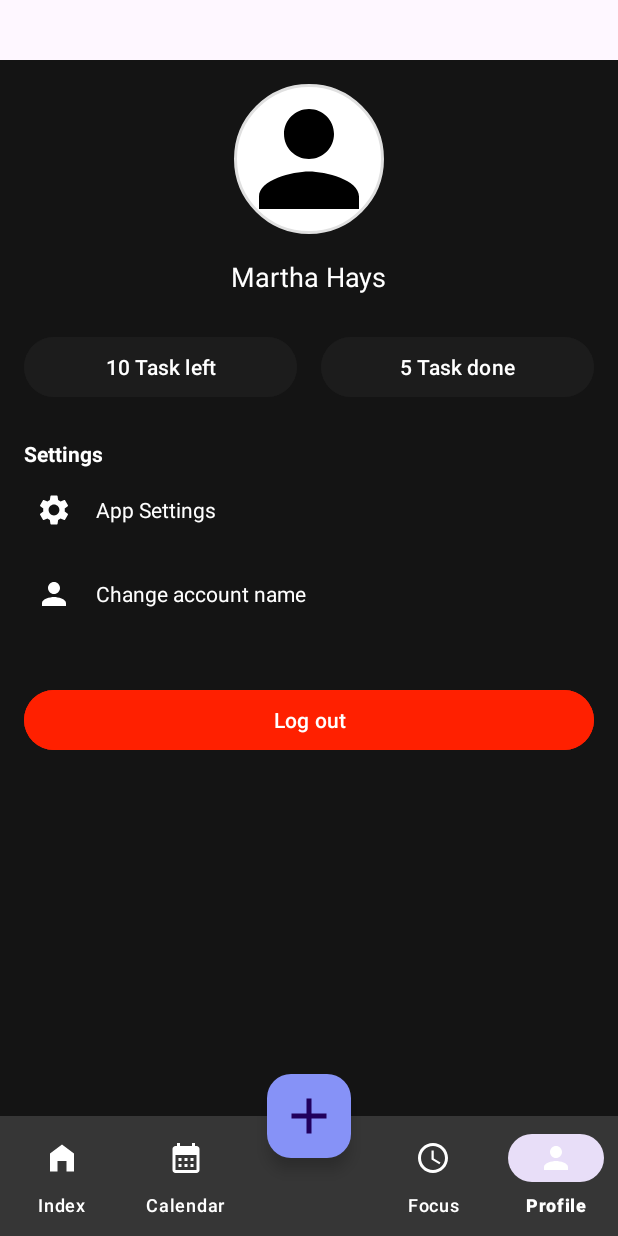
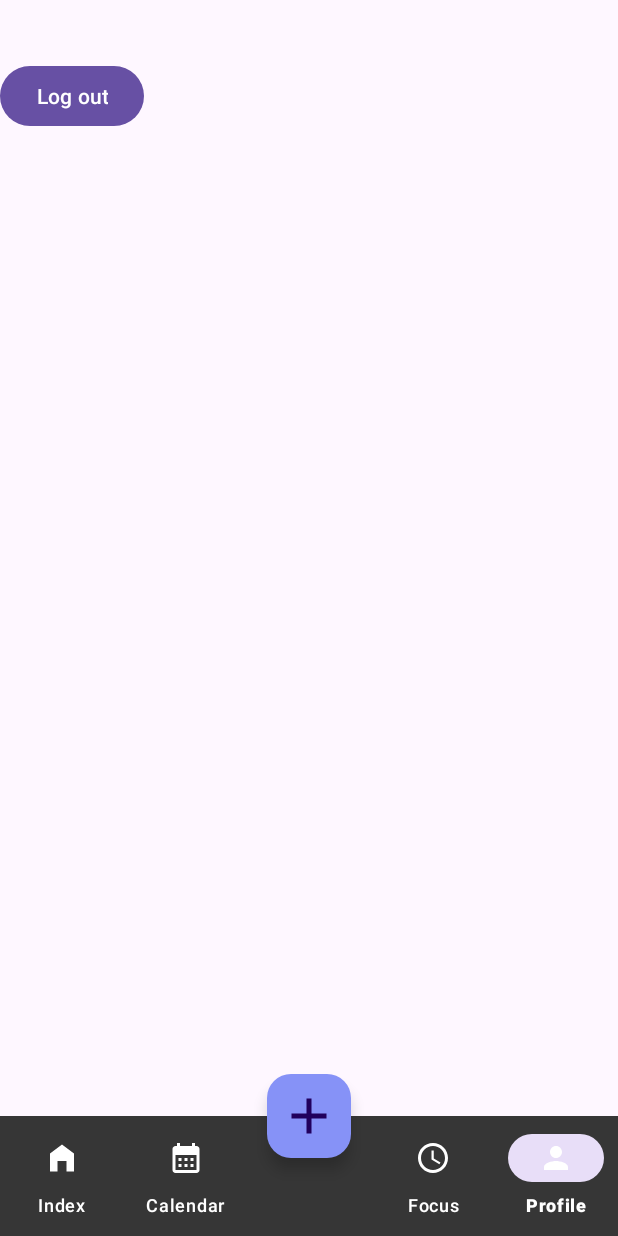
Before and after one commit to riojr100/Project_Kelompok3, an Android app: the screen it shows after launch once a user with an empty profile is signed in (FragmentActivity), item 5 of the bottom bar chosen, on a phone screen of 412 x 824 dp. Run offline under Robolectric (Android 15) with nearby library versions, the phone set to English and light mode, and no system bars; our stand-ins replace Firebase (no records; nobody signed in at launch, a user with empty details on screens opened directly).

Commit message:
Revert "Merge branch 'main' into kensu"
This reverts commit a256b279eac2033431d0dc9082b4a700e1be3508, reversing
changes made to 2f03df32e57dafdbc0b420ac8a1c08b8b2a50da7.

```diff
--- a/app/src/main/res/drawable/ic_settings.xml
+++ /dev/null
@@ -1,5 +0,0 @@
-<vector xmlns:android="http://schemas.android.com/apk/res/android" android:height="24dp" android:tint="#FFFFFF" android:viewportHeight="24" android:viewportWidth="24" android:width="24dp">
-
-    <path android:fillColor="@android:color/white" android:pathData="M19.14,12.94c0.04,-0.3 0.06,-0.61 0.06,-0.94c0,-0.32 -0.02,-0.64 -0.07,-0.94l2.03,-1.58c0.18,-0.14 0.23,-0.41 0.12,-0.61l-1.92,-3.32c-0.12,-0.22 -0.37,-0.29 -0.59,-0.22l-2.39,0.96c-0.5,-0.38 -1.03,-0.7 -1.62,-0.94L14.4,2.81c-0.04,-0.24 -0.24,-0.41 -0.48,-0.41h-3.84c-0.24,0 -0.43,0.17 -0.47,0.41L9.25,5.35C8.66,5.59 8.12,5.92 7.63,6.29L5.24,5.33c-0.22,-0.08 -0.47,0 -0.59,0.22L2.74,8.87C2.62,9.08 2.66,9.34 2.86,9.48l2.03,1.58C4.84,11.36 4.8,11.69 4.8,12s0.02,0.64 0.07,0.94l-2.03,1.58c-0.18,0.14 -0.23,0.41 -0.12,0.61l1.92,3.32c0.12,0.22 0.37,0.29 0.59,0.22l2.39,-0.96c0.5,0.38 1.03,0.7 1.62,0.94l0.36,2.54c0.05,0.24 0.24,0.41 0.48,0.41h3.84c0.24,0 0.44,-0.17 0.47,-0.41l0.36,-2.54c0.59,-0.24 1.13,-0.56 1.62,-0.94l2.39,0.96c0.22,0.08 0.47,0 0.59,-0.22l1.92,-3.32c0.12,-0.22 0.07,-0.47 -0.12,-0.61L19.14,12.94zM12,15.6c-1.98,0 -3.6,-1.62 -3.6,-3.6s1.62,-3.6 3.6,-3.6s3.6,1.62 3.6,3.6S13.98,15.6 12,15.6z"/>
-
-</vector>
--- a/app/src/main/res/drawable/profile_image_background.xml
+++ /dev/null
@@ -1,7 +0,0 @@
-<?xml version="1.0" encoding="utf-8"?>
-<!-- circular_image.xml -->
-<shape xmlns:android="http://schemas.android.com/apk/res/android">
-    <solid android:color="#FFFFFF" />
-    <corners android:radius="100dp" /> <!-- Membuat sudut gambar menjadi bulat -->
-    <stroke android:width="2dp" android:color="#E0E0E0" /> <!-- Opsional: Border lingkaran -->
-</shape>
--- a/app/src/main/res/layout/fragment_profile.xml
+++ b/app/src/main/res/layout/fragment_profile.xml
@@ -1,139 +1,16 @@
 <?xml version="1.0" encoding="utf-8"?>
-<ScrollView
-    xmlns:android="http://schemas.android.com/apk/res/android"
+<FrameLayout xmlns:android="http://schemas.android.com/apk/res/android"
+    xmlns:tools="http://schemas.android.com/tools"
     android:layout_width="match_parent"
     android:layout_height="match_parent"
-    android:background="@color/black"
-    android:padding="16dp">
+    tools:context=".ProfileFragment">
 
-    <LinearLayout
-        android:layout_width="match_parent"
+    <!-- TODO: Update blank fragment layout -->
+    <Button
+        android:id="@+id/logout_button"
+        android:layout_width="wrap_content"
         android:layout_height="wrap_content"
-        android:orientation="vertical"
-        android:gravity="center_horizontal">
+        android:text="Log out"
+        />
 
-        <!-- Profile Image -->
-        <ImageView
-            android:id="@+id/profile_image"
-            android:layout_width="100dp"
-            android:layout_height="100dp"
-            android:layout_gravity="center"
-            android:src="@drawable/ic_profile"
-            android:scaleType="centerCrop"
-            android:layout_marginBottom="16dp"
-            android:background="@drawable/profile_image_background"
-            android:contentDescription="@string/profile_image" />
-
-        <!-- Profile Name -->
-        <TextView
-            android:id="@+id/profile_name"
-            android:layout_width="wrap_content"
-            android:layout_height="wrap_content"
-            android:text="Martha Hays"
-            android:textColor="@android:color/white"
-            android:textSize="18sp"
-            android:layout_marginBottom="24dp" />
-
-        <!-- Task Summary -->
-        <LinearLayout
-            android:layout_width="match_parent"
-            android:layout_height="wrap_content"
-            android:orientation="horizontal"
-            android:gravity="center"
-            android:layout_marginBottom="24dp">
-
-            <Button
-                android:id="@+id/tasks_left"
-                android:layout_width="0dp"
-                android:layout_height="wrap_content"
-                android:layout_weight="1"
-                android:text="10 Task left"
-                android:backgroundTint="@color/gray"
-                android:textColor="@android:color/white" />
-
-            <Button
-                android:id="@+id/tasks_done"
-                android:layout_width="0dp"
-                android:layout_height="wrap_content"
-                android:layout_weight="1"
-                android:text="5 Task done"
-                android:backgroundTint="@color/gray"
-                android:textColor="@android:color/white"
-                android:layout_marginStart="16dp" />
-        </LinearLayout>
-
-        <!-- Settings Section -->
-        <TextView
-            android:layout_width="match_parent"
-            android:layout_height="wrap_content"
-            android:text="Settings"
-            android:textColor="@android:color/white"
-            android:textStyle="bold"
-            android:layout_marginBottom="8dp" />
-
-        <LinearLayout
-            android:layout_width="match_parent"
-            android:layout_height="wrap_content"
-            android:orientation="vertical">
-
-            <LinearLayout
-                android:layout_width="match_parent"
-                android:layout_height="wrap_content"
-                android:orientation="horizontal"
-                android:gravity="center_vertical"
-                android:layout_marginBottom="16dp"
-                android:padding="8dp"
-                android:background="?selectableItemBackground">
-
-                <ImageView
-                    android:layout_width="24dp"
-                    android:layout_height="24dp"
-                    android:src="@drawable/ic_settings" />
-
-                <TextView
-                    android:layout_width="wrap_content"
-                    android:layout_height="wrap_content"
-                    android:text="App Settings"
-                    android:textColor="@android:color/white"
-                    android:layout_marginStart="16dp" />
-            </LinearLayout>
-
-            <!-- Add more settings like the pattern above for other settings options -->
-
-            <!-- Example for changing account name -->
-            <LinearLayout
-                android:layout_width="match_parent"
-                android:layout_height="wrap_content"
-                android:orientation="horizontal"
-                android:gravity="center_vertical"
-                android:layout_marginBottom="16dp"
-                android:padding="8dp"
-                android:background="?selectableItemBackground">
-
-                <ImageView
-                    android:layout_width="24dp"
-                    android:layout_height="24dp"
-                    android:src="@drawable/baseline_person_24" />
-
-                <TextView
-                    android:layout_width="wrap_content"
-                    android:layout_height="wrap_content"
-                    android:text="Change account name"
-                    android:textColor="@android:color/white"
-                    android:layout_marginStart="16dp" />
-            </LinearLayout>
-
-            <!-- Continue for the rest of the account settings like change password, etc. -->
-        </LinearLayout>
-
-        <!-- Logout Button -->
-        <Button
-            android:id="@+id/logout_button"
-            android:layout_width="match_parent"
-            android:layout_height="wrap_content"
-            android:text="Log out"
-            android:backgroundTint="@color/red"
-            android:textColor="@android:color/white"
-            android:layout_marginTop="24dp" />
-    </LinearLayout>
-</ScrollView>
+</FrameLayout>
--- a/app/src/main/res/values/colors.xml
+++ b/app/src/main/res/values/colors.xml
@@ -7,5 +7,4 @@
     <color name="grayish">#363636</color>
     <color name="whiteish">#8F8F8F</color>
     <color name="Purple">#A020F0</color>
-    <color name="red">#ff2000</color>
 </resources>
--- a/app/src/main/res/values/strings.xml
+++ b/app/src/main/res/values/strings.xml
@@ -9,5 +9,4 @@
     <string name="hello_blank_fragment">Hello blank fragment</string>
     <string name="confirm_password">Confirm Password</string>
     <string name="email">Email</string>
-    <string name="profile_image">test\n</string>
 </resources>
```
